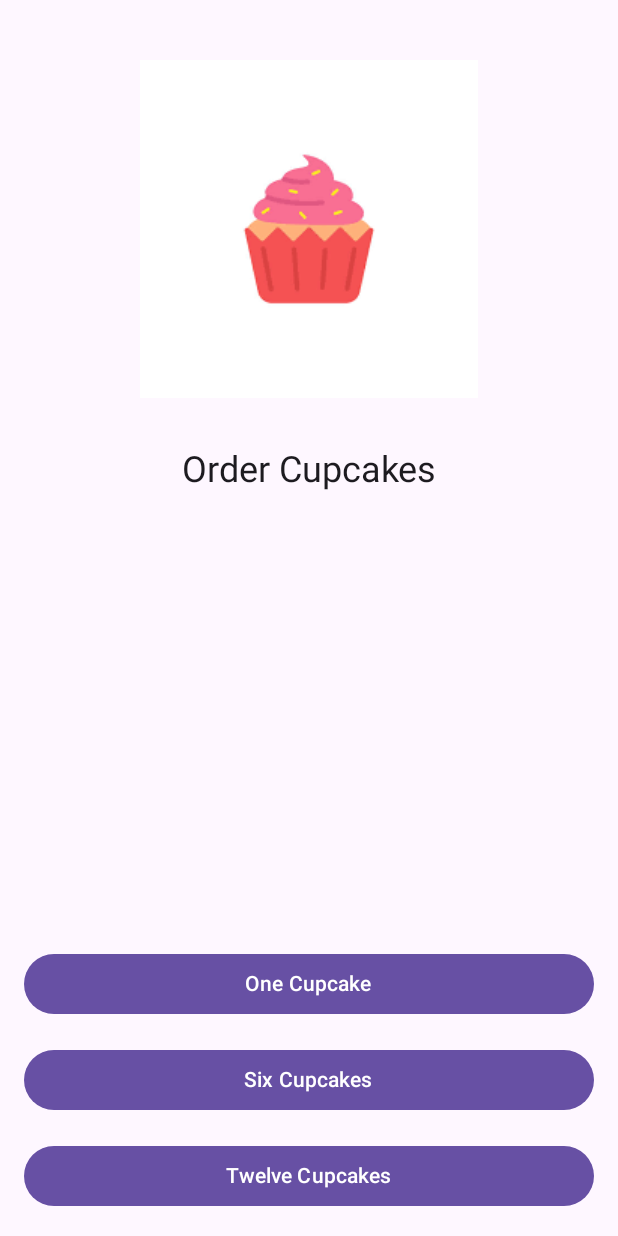
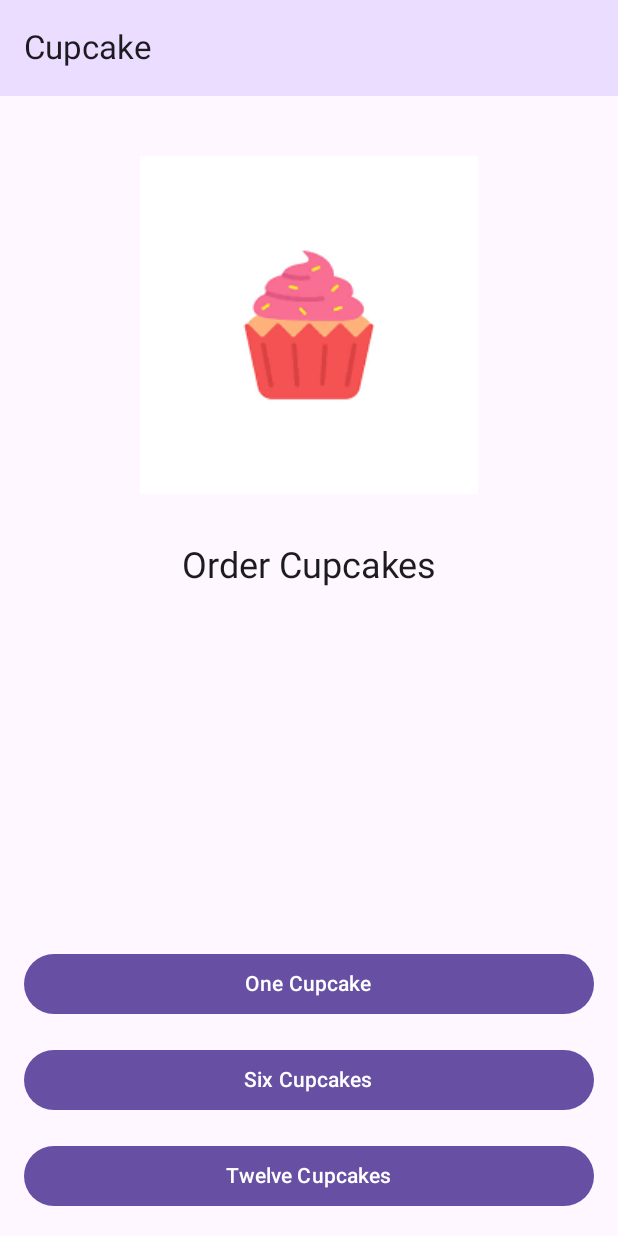
Before and after one commit to JuanmaPadron/Cupcake-JuanMarcial, an Android app built with Jetpack Compose: the screen it shows after launch (MainActivity), on a phone screen of 412 x 824 dp. Run offline under Robolectric (Android 15) with nearby library versions, the phone set to English and light mode, and no system bars.

Commit message:
2 version sin terminar

```diff
--- a/app/src/main/java/com/example/codelabnavigation/CupCakeScreen.kt
+++ b/app/src/main/java/com/example/codelabnavigation/CupCakeScreen.kt
@@ -1,42 +1,113 @@
 package com.example.codelabnavigation
 
+import androidx.compose.foundation.layout.fillMaxHeight
 import androidx.compose.foundation.layout.fillMaxSize
 import androidx.compose.foundation.layout.padding
+import androidx.compose.foundation.rememberScrollState
+import androidx.compose.foundation.verticalScroll
+import androidx.compose.material.icons.Icons
+import androidx.compose.material.icons.filled.ArrowBack
+import androidx.compose.material3.ExperimentalMaterial3Api
+import androidx.compose.material3.Icon
+import androidx.compose.material3.IconButton
+import androidx.compose.material3.MaterialTheme
 import androidx.compose.material3.Scaffold
+import androidx.compose.material3.Text
+import androidx.compose.material3.TopAppBar
+import androidx.compose.material3.TopAppBarDefaults
 import androidx.compose.runtime.Composable
+import androidx.compose.runtime.collectAsState
+import androidx.compose.runtime.getValue
 import androidx.compose.ui.Modifier
+import androidx.compose.ui.platform.LocalContext
 import androidx.compose.ui.res.dimensionResource
+import androidx.compose.ui.res.stringResource
 import androidx.navigation.NavHostController
 import androidx.navigation.compose.NavHost
 import androidx.navigation.compose.composable
 import androidx.navigation.compose.rememberNavController
 import com.example.codelabnavigation.data.DataSource
+import com.example.codelabnavigation.ui.theme.OrderViewModel
+import androidx.lifecycle.viewmodel.compose.viewModel
+import androidx.navigation.compose.currentBackStackEntryAsState
 
-enum class CupCakeScreen(){
-    Start, Flavor, Pickup, Summary, PantallaEjemplo
+enum class CupCakeScreen(val title : Int){
+    Start(title = R.string.app_name),
+    Flavor(title = R.string.choose_flavor),
+    Pickup(title = R.string.choose_pickup_date),
+    Summary(title = R.string.order_summary),
+    PantallaEjemplo(title = R.string.back_button)
 }
+@OptIn(ExperimentalMaterial3Api::class)
 @Composable
-fun CupCakeApp(navController: NavHostController = rememberNavController()) {
-    Scaffold() { innerPadding ->
-        //  val uiState by viewModel.uiState.collectAsState()
+fun CupcakeAppBar(
+    currentScreen: CupCakeScreen,
+    canNavigateBack: Boolean,
+    navigateUp: () -> Unit,
+    modifier: Modifier = Modifier
+) {
+    TopAppBar(
+        title = { Text(stringResource(currentScreen.title)) },
+        colors = TopAppBarDefaults.mediumTopAppBarColors(
+            containerColor = MaterialTheme.colorScheme.primaryContainer
+        ),
+        modifier = modifier,
+        navigationIcon = {
+            if (canNavigateBack) {
+                IconButton(onClick = navigateUp) {
+                    Icon(
+                        imageVector = Icons.Filled.ArrowBack,
+                        contentDescription = stringResource(R.string.back_button)
+                    )
+                }
+            }
+        }
+    )
+}
+
+@Composable
+fun CupCakeApp(
+    viewModel: OrderViewModel = viewModel(),
+    navController: NavHostController = rememberNavController()
+) {
+    // Get current back stack entry
+    val backStackEntry by navController.currentBackStackEntryAsState()
+    // Get the name of the current screen
+    val currentScreen = CupCakeScreen.valueOf(
+        backStackEntry?.destination?.route ?: CupCakeScreen.Start.name
+    )
+
+    Scaffold(
+        topBar = {
+            CupcakeAppBar(
+                currentScreen = currentScreen,
+                canNavigateBack = navController.previousBackStackEntry != null,
+                navigateUp = { navController.navigateUp() }
+            )
+        }
+    ) { innerPadding ->
+        val uiState by viewModel.uiState.collectAsState()
 
         NavHost(
             navController = navController,
             startDestination = CupCakeScreen.Start.name,
-            modifier = Modifier.padding(innerPadding)
+            modifier = Modifier
+                .fillMaxSize()
+                .verticalScroll(rememberScrollState())
+                .padding(innerPadding)
         ) {
             composable(route = CupCakeScreen.Start.name) {
                 StartOrderScreen(
                     quantityOptions = DataSource.quantityOptions,
-                    onNextButtonClicked = { cupcakeQuantity -> viewModel.setQuantity(cupcakeQuantity) },
+                    onNextButtonClicked = {
+                        viewModel.setQuantity(it)
+                        navController.navigate(CupCakeScreen.Flavor.name)
+                    },
                     modifier = Modifier
                         .fillMaxSize()
                         .padding(dimensionResource(R.dimen.padding_medium))
                 )
             }
-            composable(route = CupCakeScreen.PantallaEjemplo.name){
-                EjemploPantalla()
-            }
         }
     }
 }
```
Also changed, not shown: app/src/main/java/com/example/codelabnavigation/ui/theme/SelectOptionScreen.kt (added, +108 -0 lines).
